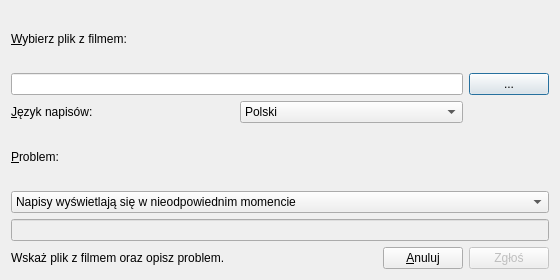
First picture: the form in ui/frmreport.ui, repository QNapi/qnapi, before the edit.
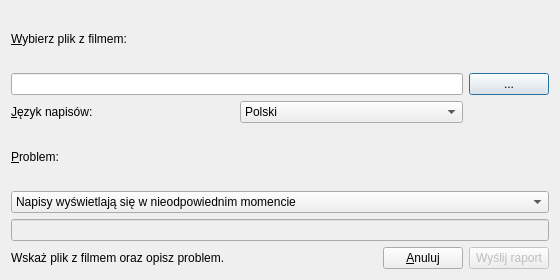
Second picture: the form after the edit. Icons and pictures are not drawn.

Commit message: Kosmetyka tekstu

```diff
--- a/ui/frmreport.ui
+++ b/ui/frmreport.ui
@@ -159,7 +159,7 @@
         </sizepolicy>
        </property>
        <property name="text" >
-        <string>Zgłoś</string>
+        <string>Wyślij raport</string>
        </property>
       </widget>
      </item>
```
